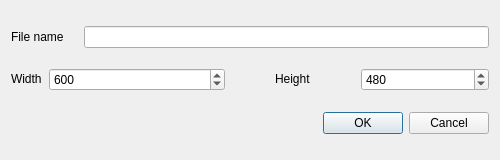
Old version of the form resources/CreateImageDialog.ui in the repository hitsz-ldjam/PixelMix.
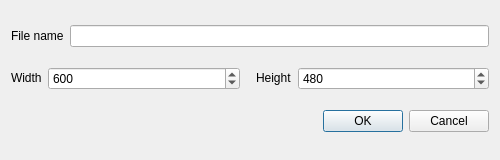
New version of the form.

Patch:
```diff
--- a/resources/CreateImageDialog.ui
+++ b/resources/CreateImageDialog.ui
@@ -14,11 +14,17 @@
    </rect>
   </property>
   <property name="sizePolicy">
-   <sizepolicy hsizetype="Maximum" vsizetype="Maximum">
+   <sizepolicy hsizetype="Fixed" vsizetype="Fixed">
     <horstretch>0</horstretch>
     <verstretch>0</verstretch>
    </sizepolicy>
   </property>
+  <property name="minimumSize">
+   <size>
+    <width>500</width>
+    <height>160</height>
+   </size>
+  </property>
   <property name="maximumSize">
    <size>
     <width>500</width>
@@ -28,15 +34,7 @@
   <property name="windowTitle">
    <string>New file</string>
   </property>
-  <layout class="QVBoxLayout" name="verticalLayout_2">
-   <item>
     <layout class="QVBoxLayout" name="verticalLayout">
-     <property name="spacing">
-      <number>20</number>
-     </property>
-     <property name="sizeConstraint">
-      <enum>QLayout::SetDefaultConstraint</enum>
-     </property>
      <item>
       <layout class="QHBoxLayout" name="horizontalLayout">
        <item>
@@ -58,18 +56,7 @@
       </layout>
      </item>
      <item>
-      <layout class="QHBoxLayout" name="horizontalLayout_4">
-       <property name="spacing">
-        <number>50</number>
-       </property>
-       <property name="topMargin">
-        <number>0</number>
-       </property>
-       <item>
         <layout class="QHBoxLayout" name="horizontalLayout_2">
-         <property name="spacing">
-          <number>7</number>
-         </property>
          <item>
           <widget class="QLabel" name="label_2">
            <property name="sizePolicy">
@@ -96,10 +83,22 @@
            </property>
           </widget>
          </item>
-        </layout>
-       </item>
        <item>
-        <layout class="QHBoxLayout" name="horizontalLayout_3">
+      <spacer name="horizontalSpacer">
+       <property name="orientation">
+        <enum>Qt::Horizontal</enum>
+       </property>
+       <property name="sizeType">
+        <enum>QSizePolicy::Fixed</enum>
+       </property>
+       <property name="sizeHint" stdset="0">
+        <size>
+         <width>10</width>
+         <height>20</height>
+        </size>
+       </property>
+      </spacer>
+     </item>
          <item>
           <widget class="QLabel" name="label_3">
            <property name="sizePolicy">
@@ -125,10 +124,6 @@
             <number>480</number>
            </property>
           </widget>
-         </item>
-        </layout>
-       </item>
-      </layout>
      </item>
     </layout>
    </item>
```
Lines whose indentation alone changed are shown as unchanged.
